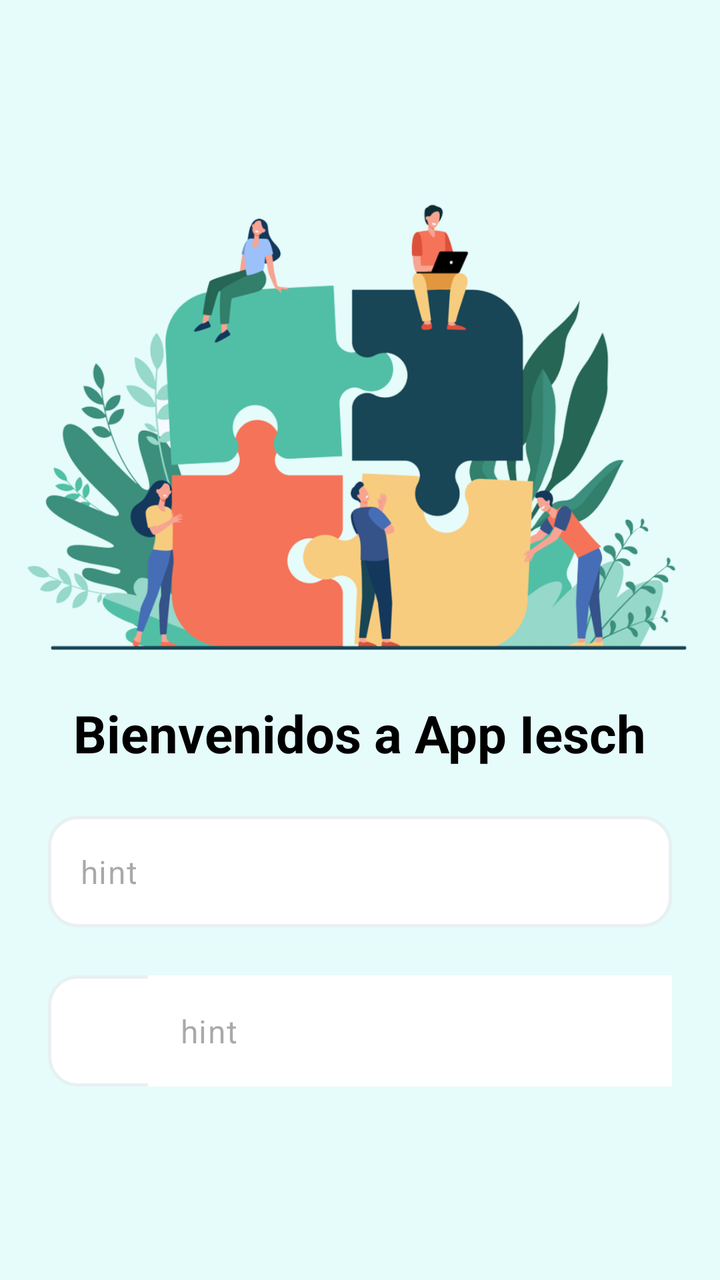
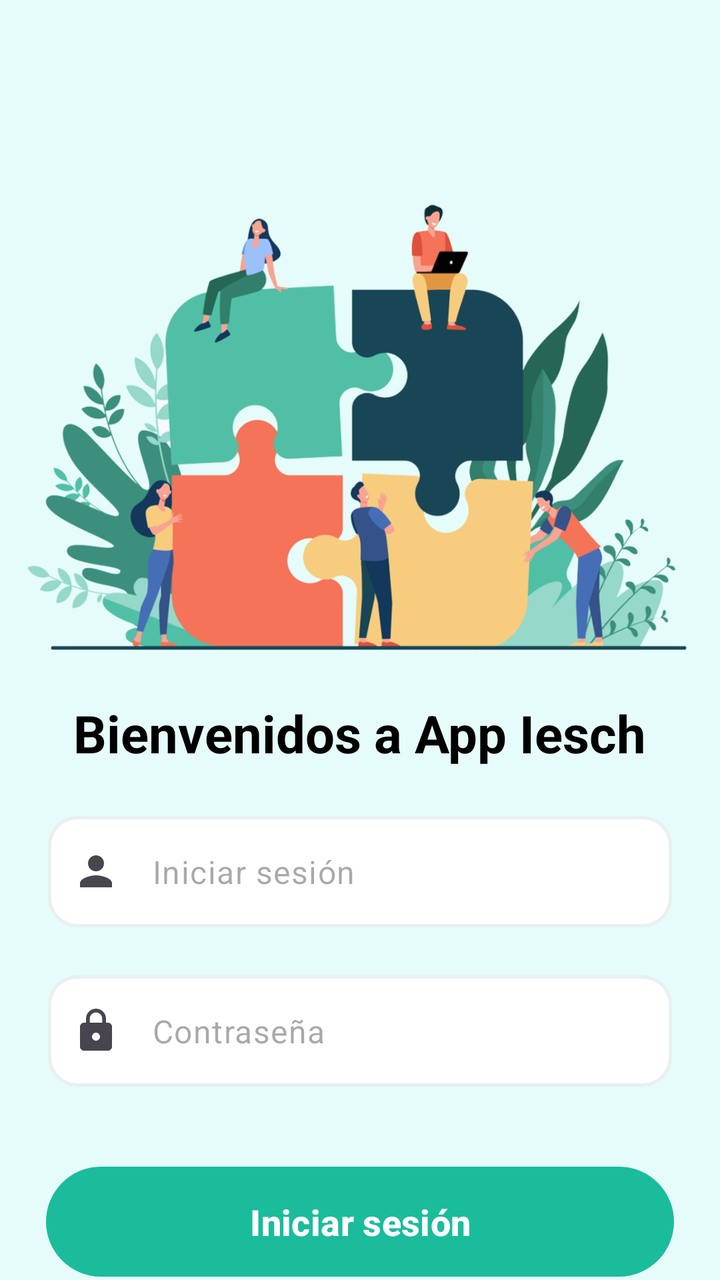

Screens rendered from an Android XML layout before and after an edit, with the pre-edit source and the edit as a unified diff.
<!-- AndroidManifest.xml: application theme Theme.Practica1 -->
<!-- res/layout/intro_activity.xml -->
<?xml version="1.0" encoding="utf-8"?>
<androidx.constraintlayout.widget.ConstraintLayout xmlns:android="http://schemas.android.com/apk/res/android"
    xmlns:app="http://schemas.android.com/apk/res-auto"
    xmlns:tools="http://schemas.android.com/tools"
    android:layout_width="match_parent"
    android:layout_height="match_parent"
    android:background="@drawable/loginlightbackground">

    <ImageView
        android:id="@+id/imageView3"
        android:layout_width="wrap_content"
        android:layout_height="wrap_content"
        android:layout_marginTop="70dp"
        app:layout_constraintEnd_toEndOf="parent"
        app:layout_constraintStart_toStartOf="parent"
        app:layout_constraintTop_toTopOf="parent"
        app:srcCompat="@drawable/banner_intro" />

    <TextView
        android:id="@+id/textView334"
        android:layout_width="wrap_content"
        android:layout_height="wrap_content"
        android:text="Bienvenidos a App Iesch"
        android:textColor="#000000"
        android:textSize="26sp"
        android:textStyle="bold"
        app:layout_constraintEnd_toEndOf="parent"
        app:layout_constraintStart_toStartOf="parent"
        app:layout_constraintTop_toBottomOf="@+id/imageView3" />



    <com.google.android.material.textfield.TextInputLayout
        android:id="@+id/textInputLayout44"
        android:layout_width="match_parent"
        android:layout_height="wrap_content"
        android:layout_marginTop="20dp"
        android:layout_margin="24dp"
        app:hintEnabled="false"
        android:background="@drawable/bg_input"
        app:layout_constraintEnd_toEndOf="parent"
        app:layout_constraintStart_toStartOf="parent"
        app:layout_constraintTop_toBottomOf="@+id/textInputLayout">

        <com.google.android.material.textfield.TextInputEditText
            android:layout_width="match_parent"
            android:layout_height="wrap_content"
            android:layout_marginStart="50dp"
            android:background="@drawable/bg_input_texto"
            android:hint="hint" />

    </com.google.android.material.textfield.TextInputLayout>

    <com.google.android.material.textfield.TextInputLayout
        android:id="@+id/textInputLayout"
        android:layout_width="match_parent"
        android:layout_height="wrap_content"
        android:layout_marginTop="20dp"
        android:layout_margin="24dp"
        app:layout_constraintEnd_toEndOf="parent"
        android:background="@drawable/bg_input"
        app:hintEnabled="false"
        app:layout_constraintStart_toStartOf="parent"
        app:layout_constraintTop_toBottomOf="@+id/textView334">

        <com.google.android.material.textfield.TextInputEditText
            android:layout_width="match_parent"
            android:layout_height="wrap_content"
            android:background="@drawable/bg_input"
            android:hint="hint" />
    </com.google.android.material.textfield.TextInputLayout>

</androidx.constraintlayout.widget.ConstraintLayout>
<!-- resources referenced by this layout -->
<resources>
  <!-- drawable banner_intro: png bitmap (drawable-hdpi, 92882 bytes) -->
  <!-- drawable bg_input (drawable) -->
  <?xml version="1.0" encoding="utf-8"?>
  <shape xmlns:android="http://schemas.android.com/apk/res/android">
      <solid android:color="#FFFFFF" />
      <stroke android:width="1.5dp" android:color="#E8F0F2" />
      <corners android:radius="14dp" />
  </shape>
  <!-- drawable bg_input_texto (drawable) -->
  <?xml version="1.0" encoding="utf-8"?>
  <shape xmlns:android="http://schemas.android.com/apk/res/android">
      <solid android:color="#FFFFFF" />
  </shape>
  <!-- drawable loginlightbackground (drawable) -->
  <?xml version="1.0" encoding="utf-8"?>
  <selector xmlns:android="http://schemas.android.com/apk/res/android">
      <item>
          <shape android:shape="rectangle">
              <solid android:color="#E5FCFB"></solid>
  
          </shape>
      </item>
  </selector>
  <style name="Theme.Practica1" parent="Base.Theme.Practica1" />
  <style name="Base.Theme.Practica1" parent="Theme.Material3.DayNight.NoActionBar">
          
          
      </style>
</resources>

<!-- the commit's change to res/layout/intro_activity.xml (unified diff, before → after) -->
@@ -5,6 +5,48 @@
     android:layout_width="match_parent"
     android:layout_height="match_parent"
     android:background="@drawable/loginlightbackground">
+
+    <com.google.android.material.textfield.TextInputLayout
+        android:id="@+id/textInputLayout"
+        android:layout_width="match_parent"
+        android:layout_height="wrap_content"
+        android:layout_margin="24dp"
+        android:layout_marginTop="20dp"
+        android:background="@drawable/bg_input"
+        app:startIconDrawable="@drawable/ic_peron"
+        app:hintEnabled="false"
+        app:layout_constraintEnd_toEndOf="parent"
+        app:layout_constraintStart_toStartOf="parent"
+        app:layout_constraintTop_toBottomOf="@+id/textView334">
+
+        <com.google.android.material.textfield.TextInputEditText
+            android:layout_width="match_parent"
+            android:id="@+id/cojerAqui"
+            android:layout_height="wrap_content"
+            android:background="@drawable/bg_input"
+            android:hint="@string/login" />
+    </com.google.android.material.textfield.TextInputLayout>
+
+    <com.google.android.material.textfield.TextInputLayout
+        android:id="@+id/textInputLayout2"
+        android:layout_width="match_parent"
+        android:layout_height="wrap_content"
+        android:layout_margin="24dp"
+        android:layout_marginTop="20dp"
+        android:background="@drawable/bg_input"
+        app:hintEnabled="false"
+        app:startIconDrawable="@drawable/ic_lock"
+
+        app:layout_constraintEnd_toEndOf="parent"
+        app:layout_constraintStart_toStartOf="parent"
+        app:layout_constraintTop_toBottomOf="@+id/textInputLayout">
+
+        <com.google.android.material.textfield.TextInputEditText
+            android:layout_width="match_parent"
+            android:layout_height="wrap_content"
+            android:background="@drawable/bg_input"
+            android:hint="@string/password" />
+    </com.google.android.material.textfield.TextInputLayout>
 
     <ImageView
         android:id="@+id/imageView3"
@@ -20,7 +62,7 @@
         android:id="@+id/textView334"
         android:layout_width="wrap_content"
         android:layout_height="wrap_content"
-        android:text="Bienvenidos a App Iesch"
+        android:text="@string/bienvenidos_a_app_iesch"
         android:textColor="#000000"
         android:textSize="26sp"
         android:textStyle="bold"
@@ -28,46 +70,27 @@
         app:layout_constraintStart_toStartOf="parent"
         app:layout_constraintTop_toBottomOf="@+id/imageView3" />
 
+    <androidx.constraintlayout.widget.ConstraintLayout
+        android:layout_width="match_parent"
+        android:layout_height="55dp"
+        android:layout_marginTop="40dp"
+        android:background="@drawable/bg_button"
+        android:layout_marginStart="23dp"
+        android:layout_marginEnd="23dp"
+        app:layout_constraintTop_toBottomOf="@+id/textInputLayout2"
+        tools:layout_editor_absoluteX="23dp">
+
+        <Button
+            android:id="@+id/button2"
+            android:layout_width="match_parent"
+            android:layout_height="match_parent"
+            android:backgroundTint="@android:color/transparent"
+            android:textSize="18sp"
+            android:textStyle="bold"
+            android:onClick="@a"
+            android:text="@string/login2" />
+
+    </androidx.constraintlayout.widget.ConstraintLayout>
 
 
-    <com.google.android.material.textfield.TextInputLayout
-        android:id="@+id/textInputLayout44"
-        android:layout_width="match_parent"
-        android:layout_height="wrap_content"
-        android:layout_marginTop="20dp"
-        android:layout_margin="24dp"
-        app:hintEnabled="false"
-        android:background="@drawable/bg_input"
-        app:layout_constraintEnd_toEndOf="parent"
-        app:layout_constraintStart_toStartOf="parent"
-        app:layout_constraintTop_toBottomOf="@+id/textInputLayout">
-
-        <com.google.android.material.textfield.TextInputEditText
-            android:layout_width="match_parent"
-            android:layout_height="wrap_content"
-            android:layout_marginStart="50dp"
-            android:background="@drawable/bg_input_texto"
-            android:hint="hint" />
-
-    </com.google.android.material.textfield.TextInputLayout>
-
-    <com.google.android.material.textfield.TextInputLayout
-        android:id="@+id/textInputLayout"
-        android:layout_width="match_parent"
-        android:layout_height="wrap_content"
-        android:layout_marginTop="20dp"
-        android:layout_margin="24dp"
-        app:layout_constraintEnd_toEndOf="parent"
-        android:background="@drawable/bg_input"
-        app:hintEnabled="false"
-        app:layout_constraintStart_toStartOf="parent"
-        app:layout_constraintTop_toBottomOf="@+id/textView334">
-
-        <com.google.android.material.textfield.TextInputEditText
-            android:layout_width="match_parent"
-            android:layout_height="wrap_content"
-            android:background="@drawable/bg_input"
-            android:hint="hint" />
-    </com.google.android.material.textfield.TextInputLayout>
-
 </androidx.constraintlayout.widget.ConstraintLayout>
<!-- resource entries referenced after the edit -->
@@ -1,6 +1,12 @@
 <!-- resources referenced by this layout -->
 <resources>
   <!-- drawable banner_intro: png bitmap (drawable-hdpi, 92882 bytes) -->
+  <!-- drawable bg_button (drawable) -->
+  <?xml version="1.0" encoding="utf-8"?>
+  <shape xmlns:android="http://schemas.android.com/apk/res/android">
+          <solid android:color="#1ABC9C" />
+          <corners android:radius="30dp" />
+  </shape>
   <!-- drawable bg_input (drawable) -->
   <?xml version="1.0" encoding="utf-8"?>
   <shape xmlns:android="http://schemas.android.com/apk/res/android">
@@ -8,11 +14,18 @@
       <stroke android:width="1.5dp" android:color="#E8F0F2" />
       <corners android:radius="14dp" />
   </shape>
-  <!-- drawable bg_input_texto (drawable) -->
-  <?xml version="1.0" encoding="utf-8"?>
-  <shape xmlns:android="http://schemas.android.com/apk/res/android">
-      <solid android:color="#FFFFFF" />
-  </shape>
+  <!-- drawable ic_lock (drawable) -->
+  <vector xmlns:android="http://schemas.android.com/apk/res/android" android:height="24dp" android:tint="#000000" android:viewportHeight="24" android:viewportWidth="24" android:width="24dp">
+        
+      <path android:fillColor="@android:color/white" android:pathData="M18,8h-1L17,6c0,-2.76 -2.24,-5 -5,-5S7,3.24 7,6v2L6,8c-1.1,0 -2,0.9 -2,2v10c0,1.1 0.9,2 2,2h12c1.1,0 2,-0.9 2,-2L20,10c0,-1.1 -0.9,-2 -2,-2zM12,17c-1.1,0 -2,-0.9 -2,-2s0.9,-2 2,-2 2,0.9 2,2 -0.9,2 -2,2zM15.1,8L8.9,8L8.9,6c0,-1.71 1.39,-3.1 3.1,-3.1 1.71,0 3.1,1.39 3.1,3.1v2z"/>
+      
+  </vector>
+  <!-- drawable ic_peron (drawable) -->
+  <vector xmlns:android="http://schemas.android.com/apk/res/android" android:height="24dp" android:tint="#000000" android:viewportHeight="24" android:viewportWidth="24" android:width="24dp">
+        
+      <path android:fillColor="@android:color/white" android:pathData="M12,12c2.21,0 4,-1.79 4,-4s-1.79,-4 -4,-4 -4,1.79 -4,4 1.79,4 4,4zM12,14c-2.67,0 -8,1.34 -8,4v2h16v-2c0,-2.66 -5.33,-4 -8,-4z"/>
+      
+  </vector>
   <!-- drawable loginlightbackground (drawable) -->
   <?xml version="1.0" encoding="utf-8"?>
   <selector xmlns:android="http://schemas.android.com/apk/res/android">
@@ -23,6 +36,10 @@
           </shape>
       </item>
   </selector>
+  <string name="bienvenidos_a_app_iesch">Bienvenidos a App Iesch</string>
+  <string name="login">Iniciar sesión</string>
+  <string name="login2">Iniciar sesión</string>
+  <string name="password">Contraseña</string>
   <style name="Theme.Practica1" parent="Base.Theme.Practica1" />
   <style name="Base.Theme.Practica1" parent="Theme.Material3.DayNight.NoActionBar">
           
